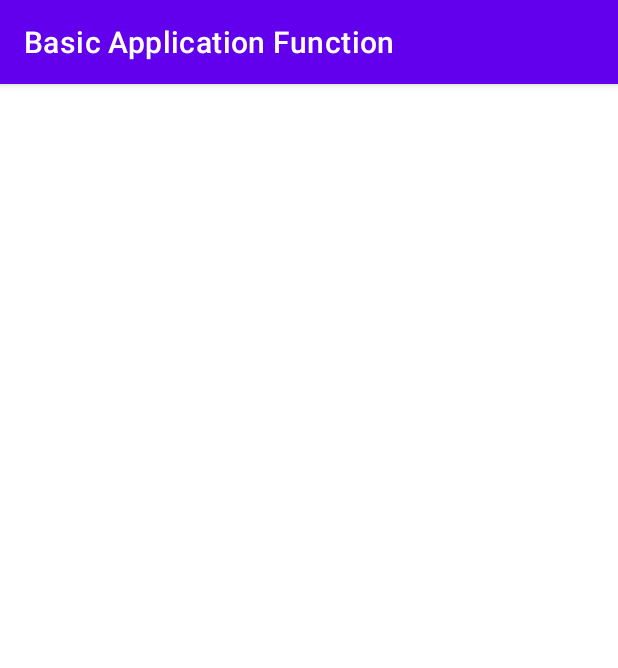
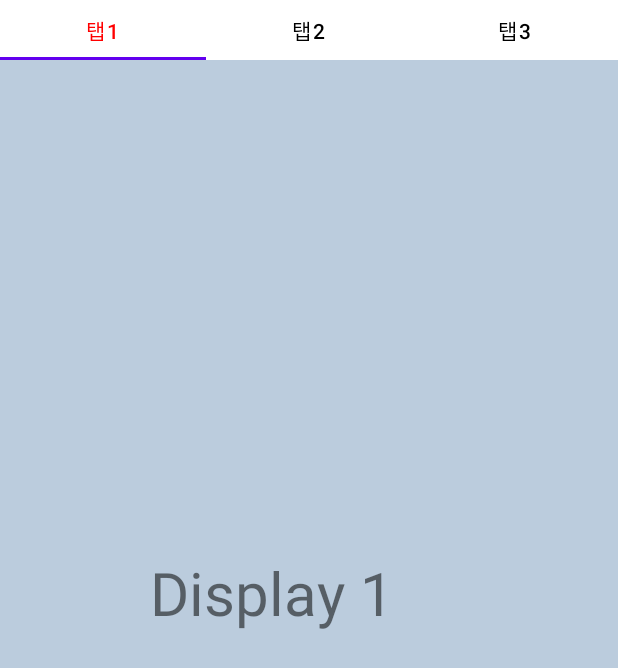
Before and after one commit to yjsohn/MadCamp1, an Android app: the screen it shows after launch (MainActivity), on a phone screen of 412 x 824 dp. Shown: the top 668 px of the screen. Run offline under Robolectric (Android 15) with nearby library versions, the light colour scheme and no system bars.

Commit message:
Tab Outline

```diff
--- a/app/build.gradle
+++ b/app/build.gradle
@@ -31,9 +31,11 @@ android {
 dependencies {
 
     implementation 'androidx.appcompat:appcompat:1.1.0'
-    implementation 'com.google.android.material:material:1.1.0'
+//    implementation 'com.google.android.material:material:1.1.0'
     implementation 'androidx.constraintlayout:constraintlayout:1.1.3'
     testImplementation 'junit:junit:4.+'
     androidTestImplementation 'androidx.test.ext:junit:1.1.1'
     androidTestImplementation 'androidx.test.espresso:espresso-core:3.2.0'
+    implementation 'com.google.android.material:material:1.2.1'
+    implementation "androidx.viewpager2:viewpager2:1.0.0"
 }
--- /dev/null
+++ b/app/src/main/java/com/example/basicapplicationfunction/Fragment1.java
@@ -0,0 +1,32 @@
+package com.example.basicapplicationfunction;
+
+import android.os.Bundle;
+import android.view.LayoutInflater;
+import android.view.View;
+import android.view.ViewGroup;
+
+import androidx.annotation.NonNull;
+import androidx.annotation.Nullable;
+import androidx.fragment.app.Fragment;
+
+public class Fragment1 extends Fragment {
+
+    View view;
+    public Fragment1() {
+        // Required empty public constructor
+    }
+
+
+    public static Fragment1 newInstance() {
+        Fragment1 fragment1 = new Fragment1();
+        return fragment1;
+    }
+
+
+    @Override
+    public View onCreateView(LayoutInflater inflater, ViewGroup container,
+                             Bundle savedInstanceState) {
+        view = inflater.inflate(R.layout.fragment1, container, false);
+        return view;
+    }
+}
--- /dev/null
+++ b/app/src/main/java/com/example/basicapplicationfunction/FragmentAdapter.java
@@ -0,0 +1,29 @@
+package com.example.basicapplicationfunction;
+
+import androidx.fragment.app.Fragment;
+import androidx.fragment.app.FragmentManager;
+import androidx.fragment.app.FragmentPagerAdapter;
+
+public class FragmentAdapter extends FragmentPagerAdapter {
+    public FragmentAdapter(FragmentManager fm) {
+        super(fm);
+    }
+
+    @Override
+    public Fragment getItem(int position) {
+        switch (position){
+            case 0:
+                return Fragment1.newInstance();
+            case 1:
+                return Gallery.newInstance();
+            case 2:
+                return Fragment3.newInstance();
+            default:
+                return null;
+        }
+    }
+    @Override
+    public int getCount() {
+        return 3;
+    }
+}
--- /dev/null
+++ b/app/src/main/java/com/example/basicapplicationfunction/Gallery.java
@@ -0,0 +1,31 @@
+package com.example.basicapplicationfunction;
+
+import android.os.Bundle;
+import android.view.LayoutInflater;
+import android.view.View;
+import android.view.ViewGroup;
+
+import androidx.annotation.NonNull;
+import androidx.annotation.Nullable;
+import androidx.fragment.app.Fragment;
+
+public class Gallery extends Fragment {
+    View view;
+    public Gallery() {
+        // Required empty public constructor
+    }
+
+
+    public static Gallery newInstance() {
+        Gallery gallery = new Gallery();
+        return gallery;
+    }
+
+
+    @Override
+    public View onCreateView(LayoutInflater inflater, ViewGroup container,
+                             Bundle savedInstanceState) {
+        view = inflater.inflate(R.layout.gallery, container, false);
+        return view;
+    }
+}
--- a/app/src/main/java/com/example/basicapplicationfunction/MainActivity.java
+++ b/app/src/main/java/com/example/basicapplicationfunction/MainActivity.java
@@ -1,14 +1,65 @@
 package com.example.basicapplicationfunction;
 
 import androidx.appcompat.app.AppCompatActivity;
+import androidx.fragment.app.Fragment;
+import androidx.viewpager.widget.ViewPager;
 
+import android.annotation.TargetApi;
+import android.os.Build;
 import android.os.Bundle;
+
+import com.google.android.material.tabs.TabLayout;
+
+import java.util.ArrayList;
 
 public class MainActivity extends AppCompatActivity {
 
+    TabLayout tabLayout;
+    private ArrayList <String> tabNames = new ArrayList<>();
+
+    Fragment1 fragment1;
+    Gallery gallery;
+    Fragment3 fragment3;
     @Override
     protected void onCreate(Bundle savedInstanceState) {
         super.onCreate(savedInstanceState);
         setContentView(R.layout.activity_main);
+
+        loadTabName();
+        setTabLayout();
+        setViewPager();
+    }
+
+    @TargetApi(Build.VERSION_CODES.N)
+    private void setTabLayout(){
+        tabLayout = findViewById(R.id.tabs);
+        tabNames.stream().forEach(name ->tabLayout.addTab(tabLayout.newTab().setText(name)));
+    }
+
+    private void loadTabName(){
+        tabNames.add("탭1");
+        tabNames.add("탭2");
+        tabNames.add("탭3");
+    }
+    private void setViewPager() {
+        FragmentAdapter adapter = new FragmentAdapter(getSupportFragmentManager());
+        ViewPager viewPager = findViewById(R.id.viewPager);
+        viewPager.setAdapter(adapter);
+        viewPager.addOnPageChangeListener(new TabLayout.TabLayoutOnPageChangeListener(tabLayout));
+        tabLayout.setOnTabSelectedListener(new TabLayout.OnTabSelectedListener() {
+            @Override
+            public void onTabSelected(TabLayout.Tab tab) {
+                viewPager.setCurrentItem(tab.getPosition());
+            }
+            @Override
+            public void onTabUnselected(TabLayout.Tab tab) {
+
+            }
+
+            @Override
+            public void onTabReselected(TabLayout.Tab tab) {
+
+            }
+        });
     }
 }
--- a/app/src/main/res/layout/activity_main.xml
+++ b/app/src/main/res/layout/activity_main.xml
@@ -1,7 +1,25 @@
 <?xml version="1.0" encoding="utf-8"?>
-<androidx.constraintlayout.widget.ConstraintLayout xmlns:android="http://schemas.android.com/apk/res/android"
-    xmlns:app="http://schemas.android.com/apk/res-auto"
+<RelativeLayout xmlns:android="http://schemas.android.com/apk/res/android"
     xmlns:tools="http://schemas.android.com/tools"
     android:layout_width="match_parent"
     android:layout_height="match_parent"
-    tools:context=".MainActivity"/>
+    xmlns:app="http://schemas.android.com/apk/res-auto"
+    tools:context=".MainActivity">
+
+    <com.google.android.material.tabs.TabLayout
+        android:id="@+id/tabs"
+        android:layout_width="match_parent"
+        android:layout_height="40dp"
+        android:background="@android:color/white"
+        app:tabMode="fixed"
+        app:tabSelectedTextColor="#FF0000"
+        app:tabTextColor="@color/black" />
+
+    <androidx.viewpager.widget.ViewPager
+        android:layout_below="@+id/tabs"
+        android:id="@+id/viewPager"
+        android:layout_width="match_parent"
+        android:layout_height="match_parent"
+        >
+    </androidx.viewpager.widget.ViewPager>
+</RelativeLayout>
--- /dev/null
+++ b/app/src/main/res/layout/fragment1.xml
@@ -0,0 +1,23 @@
+<?xml version="1.0" encoding="utf-8"?>
+<androidx.constraintlayout.widget.ConstraintLayout
+    xmlns:android="http://schemas.android.com/apk/res/android"
+    xmlns:app="http://schemas.android.com/apk/res-auto"
+    android:layout_width="match_parent"
+    android:layout_height="match_parent"
+    android:orientation="vertical"
+    android:background="#BBCCDD">
+
+    <TextView
+        android:id="@+id/textView"
+        android:layout_width="match_parent"
+        android:layout_height="wrap_content"
+        android:layout_marginStart="100dp"
+        android:layout_marginTop="328dp"
+        android:text="Display 1"
+        android:textSize="40sp"
+        app:layout_constraintEnd_toEndOf="parent"
+        app:layout_constraintHorizontal_bias="1.0"
+        app:layout_constraintStart_toStartOf="parent"
+        app:layout_constraintTop_toTopOf="parent" />
+
+</androidx.constraintlayout.widget.ConstraintLayout>
--- a/app/src/main/res/values-night/themes.xml
+++ b/app/src/main/res/values-night/themes.xml
@@ -1,6 +1,6 @@
 <resources xmlns:tools="http://schemas.android.com/tools">
     <!-- Base application theme. -->
-    <style name="Theme.BasicApplicationFunction" parent="Theme.MaterialComponents.DayNight.DarkActionBar">
+    <style name="Theme.BasicApplicationFunction" parent="Theme.MaterialComponents.DayNight.NoActionBar">
         <!-- Primary brand color. -->
         <item name="colorPrimary">@color/purple_200</item>
         <item name="colorPrimaryVariant">@color/purple_700</item>
--- a/app/src/main/res/values/themes.xml
+++ b/app/src/main/res/values/themes.xml
@@ -1,6 +1,6 @@
 <resources xmlns:tools="http://schemas.android.com/tools">
     <!-- Base application theme. -->
-    <style name="Theme.BasicApplicationFunction" parent="Theme.MaterialComponents.DayNight.DarkActionBar">
+    <style name="Theme.BasicApplicationFunction" parent="Theme.MaterialComponents.DayNight.NoActionBar">
         <!-- Primary brand color. -->
         <item name="colorPrimary">@color/purple_500</item>
         <item name="colorPrimaryVariant">@color/purple_700</item>
```
Also changed, not shown: app/src/main/java/com/example/basicapplicationfunction/Fragment3.java (added, +31 -0 lines), app/src/main/res/layout/fragment3.xml (added, +23 -0 lines), app/src/main/res/layout/gallery.xml (added, +23 -0 lines), 1 other file.
